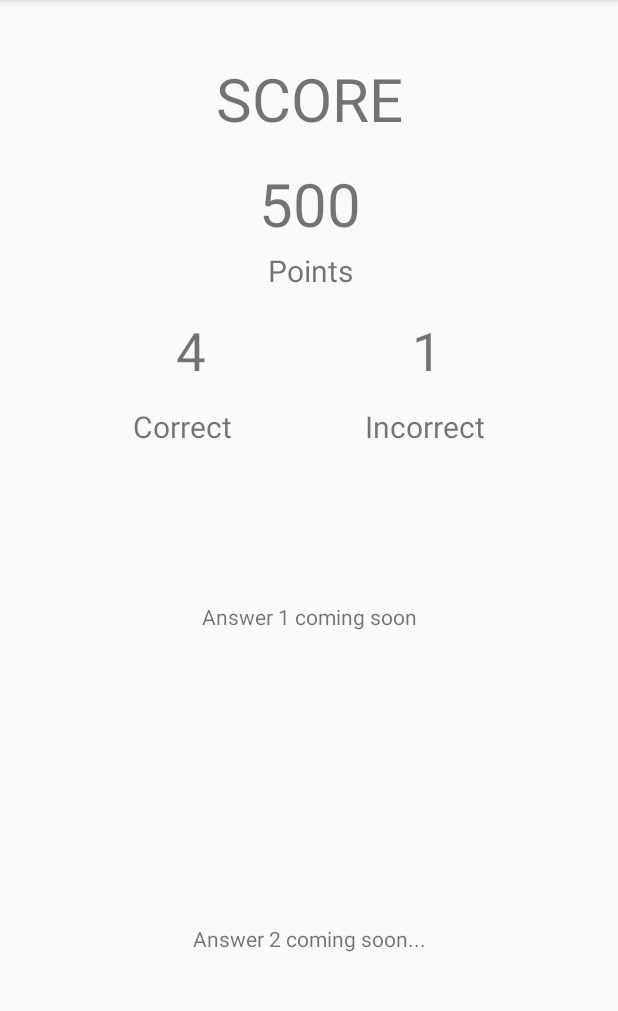
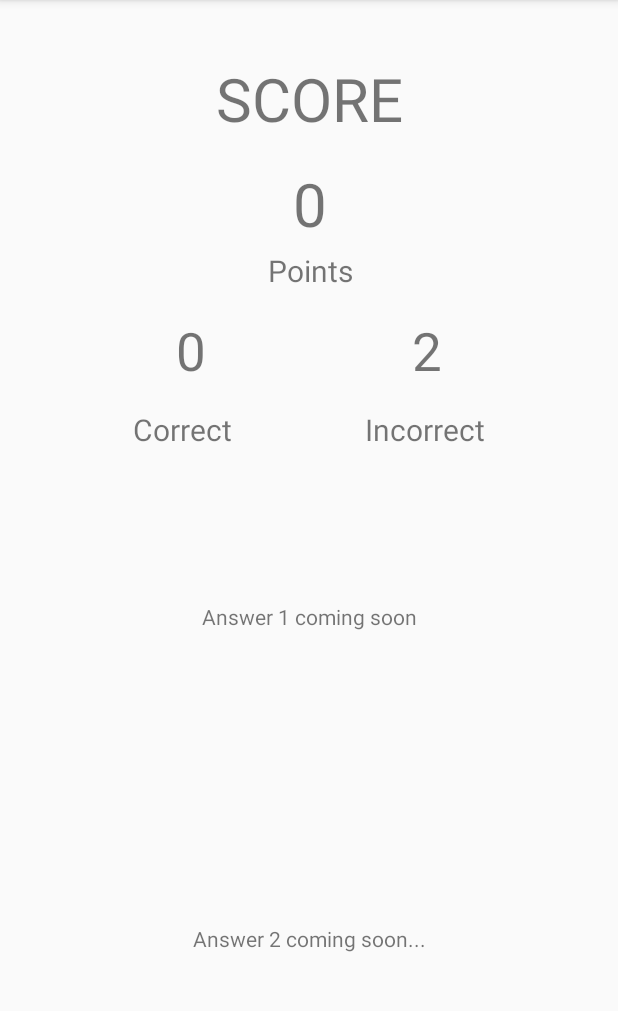
Before and after one commit to vikassoni99/Quiz-App, an Android app: the Act2 screen opened directly, with no data from a screen before it, after a tap on "SUBMIT", on a phone screen of 412 x 824 dp, the part 84-1095 px from its top. Run offline under Robolectric (Android 15) with nearby library versions, the phone set to English and light mode, and no system bars; 1 statement that could not run was skipped.

Commit message:
Score Calculated

```diff
--- a/app/src/main/java/com/example/quizapp/Act2.kt
+++ b/app/src/main/java/com/example/quizapp/Act2.kt
@@ -10,23 +10,28 @@ import com.example.quizapp.R.layout.ques2
 import kotlinx.android.synthetic.main.ques2.*
 
 class Act2:AppCompatActivity() {
-    var a:Int=0
+    var score:String=""
+    var a:Int=0//intent.getStringExtra("score").toInt()
     var chId:RadioButton?=null
         override fun onCreate(savedInstanceState: Bundle?) {
             super.onCreate(savedInstanceState)
             setContentView(ques2)
 
+            score=intent.getStringExtra("score")
+            a=score.toInt()
             radioGrp.setOnCheckedChangeListener { group, checkedId ->
                 chId=findViewById(checkedId) }
 
             submit_button.setOnClickListener {
                 when(chId){
-                    radio_ans->a=1
-                    else->a=0
+                    radio_ans->a+=1
+                    else->a+=0
                 }
                 Toast.makeText(this@Act2,"Score is : "+a,Toast.LENGTH_SHORT).show()
-
-                startActivity(Intent(this@Act2,Score::class.java))
+                //score=a.toString()
+                var intent:Intent=Intent(this@Act2,Score::class.java);
+                intent.putExtra("score",a.toString())
+                startActivity(intent);
             }
 
 
--- a/app/src/main/java/com/example/quizapp/MainActivity.kt
+++ b/app/src/main/java/com/example/quizapp/MainActivity.kt
@@ -11,6 +11,7 @@ import kotlinx.android.synthetic.main.activity_main.*
 class MainActivity : AppCompatActivity() {
     var cId:RadioButton? = null
     var a:Int=0;
+    //var score:Int?=null
 
     override fun onCreate(savedInstanceState: Bundle?) {
         super.onCreate(savedInstanceState)
@@ -21,21 +22,23 @@ class MainActivity : AppCompatActivity() {
         }
         button1.setOnClickListener{
             when(cId){
-                radio_ans->a=1
-                else->a=0
+                radio_ans->a+=1
+                else->a+=0
             }
             Toast.makeText(this@MainActivity,"Score is : "+a,Toast.LENGTH_SHORT).show()
-            var intent:Intent= Intent(this@MainActivity,Act2::class.java)
-            startActivity(intent)
+            var intent:Intent= Intent(this@MainActivity,Act2::class.java);
+            //score=a
+            intent.putExtra("score",a.toString())
+            startActivity(intent);
         }
 
 
     }
-    fun getans(){
-        when(cId){
-            radio_ans->a=1
-        }
-    }
+//    fun getans(){
+//        when(cId){
+//            radio_ans->a=1
+//        }
+//    }
 
 
 }
--- a/app/src/main/java/com/example/quizapp/Score.kt
+++ b/app/src/main/java/com/example/quizapp/Score.kt
@@ -2,10 +2,19 @@ package com.example.quizapp
 
 import android.os.Bundle
 import androidx.appcompat.app.AppCompatActivity
+import kotlinx.android.synthetic.main.score.*
 
 class Score: AppCompatActivity() {
     override fun onCreate(savedInstanceState: Bundle?) {
         super.onCreate(savedInstanceState)
         setContentView(R.layout.score)
+
+        var score:String?=intent.getStringExtra("score")
+        var correct:String=score.toString()
+        var incorrect:String=(2-correct.toInt()).toString()
+        var points:String=(correct.toInt()*100).toString()
+        textViewPointsValue.setText(points)
+        textViewCorrectValue.setText(correct)
+        textViewIncorrectValue.setText(incorrect)
     }
 }
--- a/app/src/main/res/layout/score.xml
+++ b/app/src/main/res/layout/score.xml
@@ -39,18 +39,18 @@
         android:layout_height="wrap_content"
         android:text="SCORE"
         android:textSize="40sp"
-        app:layout_constraintBottom_toTopOf="@+id/textView4"
+        app:layout_constraintBottom_toTopOf="@+id/textViewPointsValue"
         app:layout_constraintEnd_toStartOf="@+id/guideV2"
         app:layout_constraintHorizontal_bias="0.5"
         app:layout_constraintStart_toStartOf="@+id/guideV1"
         app:layout_constraintTop_toTopOf="@+id/guideH1" />
 
     <TextView
-        android:id="@+id/textView4"
+        android:id="@+id/textViewPointsValue"
         android:layout_width="wrap_content"
         android:layout_height="wrap_content"
         android:layout_marginTop="16dp"
-        android:text="500"
+        android:text="---"
         android:textSize="40sp"
         app:layout_constraintBottom_toTopOf="@+id/textViewPointsText"
         app:layout_constraintEnd_toEndOf="@+id/textView3"
@@ -65,10 +65,10 @@
         android:layout_marginTop="4dp"
         android:text="Points"
         android:textSize="20sp"
-        app:layout_constraintEnd_toEndOf="@+id/textView4"
+        app:layout_constraintEnd_toEndOf="@+id/textViewPointsValue"
         app:layout_constraintHorizontal_bias="0.5"
-        app:layout_constraintStart_toStartOf="@+id/textView4"
-        app:layout_constraintTop_toBottomOf="@+id/textView4" />
+        app:layout_constraintStart_toStartOf="@+id/textViewPointsValue"
+        app:layout_constraintTop_toBottomOf="@+id/textViewPointsValue" />
 
     <androidx.constraintlayout.widget.Guideline
         android:id="@+id/guideBelowScore"
@@ -82,9 +82,9 @@
         android:layout_width="wrap_content"
         android:layout_height="wrap_content"
         android:layout_marginTop="16dp"
-        android:text="4"
+        android:layout_marginRight="20dp"
+        android:text="--"
         android:textSize="35sp"
-        android:layout_marginRight="20dp"
         app:layout_constraintEnd_toStartOf="@+id/textViewIncorrectValue"
         app:layout_constraintHorizontal_bias="0.5"
         app:layout_constraintStart_toStartOf="@+id/guideV1"
@@ -94,10 +94,10 @@
         android:id="@+id/textViewIncorrectValue"
         android:layout_width="wrap_content"
         android:layout_height="wrap_content"
+        android:layout_marginLeft="20dp"
         android:layout_marginTop="16dp"
-        android:text="1"
+        android:text="--"
         android:textSize="35sp"
-        android:layout_marginLeft="20dp"
         app:layout_constraintEnd_toEndOf="@+id/guideV2"
         app:layout_constraintHorizontal_bias="0.5"
         app:layout_constraintStart_toEndOf="@+id/textViewCorrectValue"
@@ -107,7 +107,7 @@
         android:id="@+id/textView8"
         android:layout_width="wrap_content"
         android:layout_height="wrap_content"
-        android:layout_marginTop="4dp"
+        android:layout_marginTop="8dp"
         android:text="Correct"
         android:textSize="20sp"
         app:layout_constraintBottom_toTopOf="@+id/guideBelowScore"
@@ -120,7 +120,7 @@
         android:id="@+id/textView9"
         android:layout_width="wrap_content"
         android:layout_height="wrap_content"
-        android:layout_marginTop="4dp"
+        android:layout_marginTop="8dp"
         android:text="Incorrect"
         android:textSize="20sp"
         app:layout_constraintBottom_toTopOf="@+id/guideBelowScore"
```
